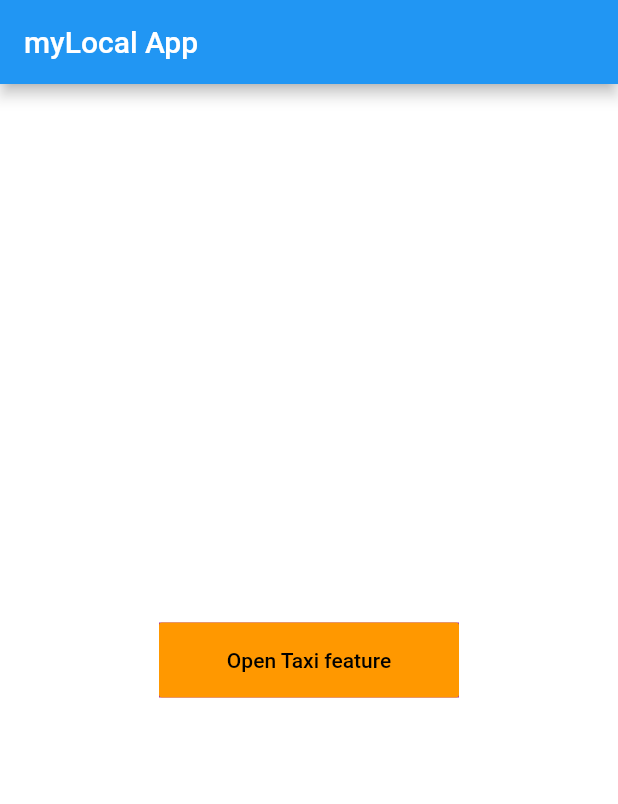
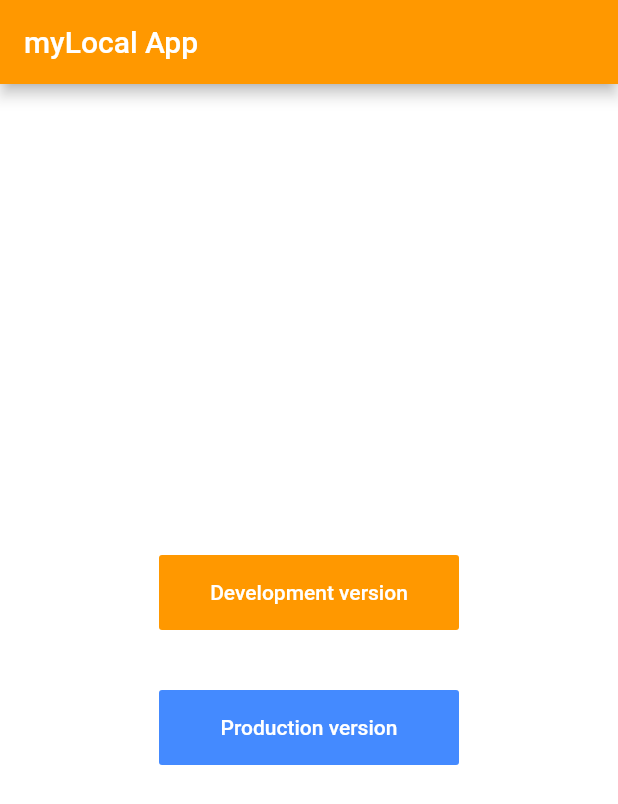
Before and after one commit to taipham1803/webapp-flutter-integrate, a Flutter app: the screen it shows after launch, on a phone screen of 412 x 824 dp. Shown: the top 804 px of the screen. Run offline on Flutter 3.47's test engine with Material 2 defaults, Android fonts, the phone set to English and light mode, and no system bars; our stand-ins replace geolocator, location, logger, permission_handler; missing offline and left inert: flutter_inappwebview.

Commit message:
feat: update dev and product env

```diff
--- a/lib/screens/home/home.dart
+++ b/lib/screens/home/home.dart
@@ -16,7 +16,6 @@ class _HomeScreenState extends State<HomeScreen> {
   }
 
   @override
-  @override
   Widget build(BuildContext context) {
     return Scaffold(
         primary: true,
@@ -24,7 +23,7 @@ class _HomeScreenState extends State<HomeScreen> {
         backgroundColor: Colors.white,
         appBar: AppBar(
           title: Text('myLocal App'),
-          // backgroundColor: Colors.red,
+          backgroundColor: Colors.orange,
         ),
         body: Container(
           // set the width of this Container to 100% screen width
@@ -34,29 +33,37 @@ class _HomeScreenState extends State<HomeScreen> {
             // Vertically center the widget inside the column
             mainAxisAlignment: MainAxisAlignment.center,
             children: [
-              Container(
+              ButtonCenter('Development version', Colors.orange, () {
+                _navigateToTaxiFeature('dev', 'https://asim.emddi.xyz');
+                return;
+              }),
+              ButtonCenter('Production version', Colors.blueAccent, () {
+                _navigateToTaxiFeature('prod', 'https://apim.mylocal.vn/apipayment/mylocal/1.0');
+                return;
+              }),
+            ],
+          ),
+        ));
+  }
+
+  Widget ButtonCenter(String name, Color color, Function onPress) {
+    return Container(
       height: 50,
       width: 200,
-                decoration: BoxDecoration(color: Colors.purple),
+      margin: new EdgeInsets.symmetric(vertical: 20.0),
       child: FlatButton(
-                  color: Colors.orange,
+        color: color,
         padding: EdgeInsets.all(0.0),
         child: Text(
-                    'Open Taxi feature',
+          name,
           maxLines: 1,
           overflow: TextOverflow.ellipsis,
           softWrap: false,
-                    style: TextStyle(color: Colors.black),
+          style: TextStyle(color: Colors.white),
         ),
-                  onPressed: () {
-                    _navigateToTaxiFeature();
-                    return;
-                  },
+        onPressed: onPress,
       ),
-              ),
-            ],
-          ),
-        ));
+    );
   }
 
   startTimer() {
@@ -89,9 +96,22 @@ class _HomeScreenState extends State<HomeScreen> {
     _locationData = await location.getLocation();
   }
 
-  _navigateToTaxiFeature() async {
+  _navigateToTaxiFeature(String envType, String url) async {
     _requestPermission();
-    Navigator.of(context).pushNamed(Routes.taxi);
+    Navigator.of(context).pushNamed(
+      Routes.taxi,
+      arguments: ScreenArguments(
+        envType,
+        url,
+      ),
+    );
     // Navigator.of(context).pushReplacementNamed(Routes.taxi);
   }
 }
+
+class ScreenArguments {
+  final String envType;
+  final String url;
+
+  ScreenArguments(this.envType, this.url);
+}
```
Also changed, not shown: lib/screens/taxi/taxi.dart (+8 -15 lines), 1 other file. Lines whose indentation alone changed are shown as unchanged.
